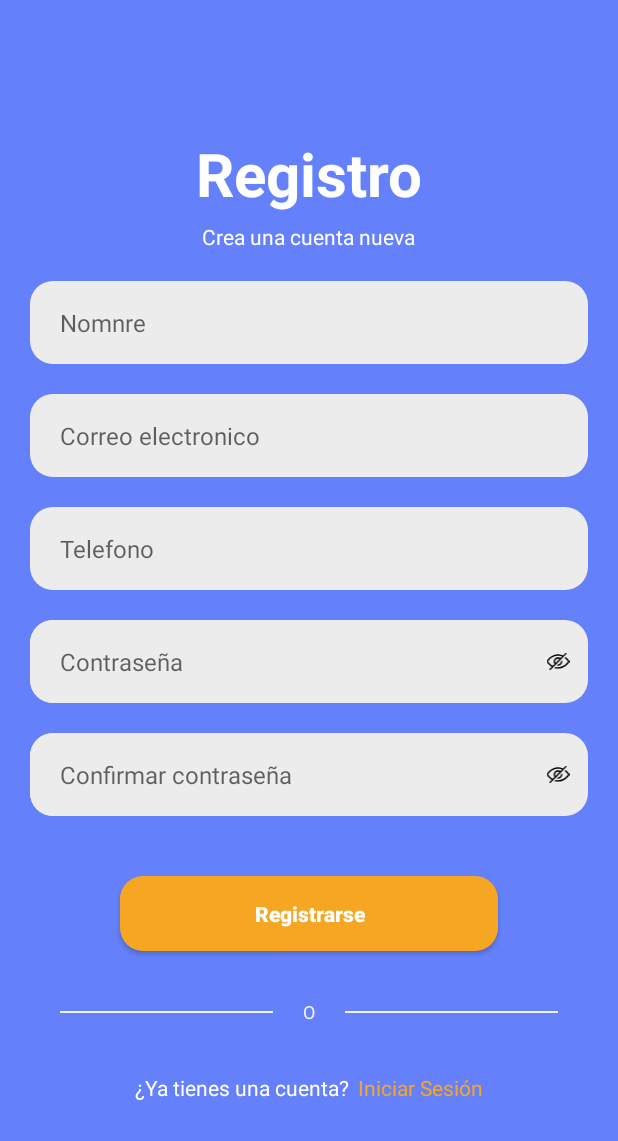
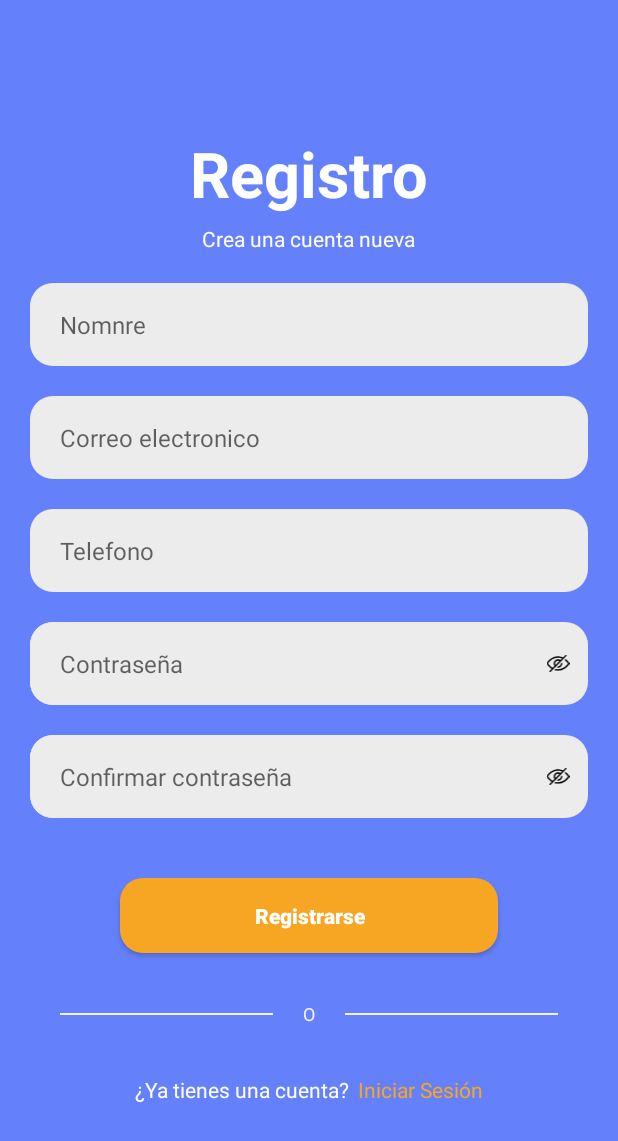
Before and after one commit to Nestor-DS/FindApp, an Android app: the Register screen opened directly, with no data from a screen before it, on a phone screen of 412 x 824 dp. Shown: the top 1141 px of the screen. Run offline under Robolectric (Android 15) with nearby library versions, the phone set to English and light mode, and no system bars; our stand-ins replace Volley.

Commit message:
Actualizacion de registro

```diff
--- a/app/src/main/res/layout/activity_register.xml
+++ b/app/src/main/res/layout/activity_register.xml
@@ -14,7 +14,7 @@
         android:layout_height="wrap_content"
         android:layout_gravity="center"
         android:text="Registro"
-        android:textSize="40sp"
+        android:textSize="42sp"
         android:textStyle="bold"
         android:textColor="@color/white"/>
 
```
